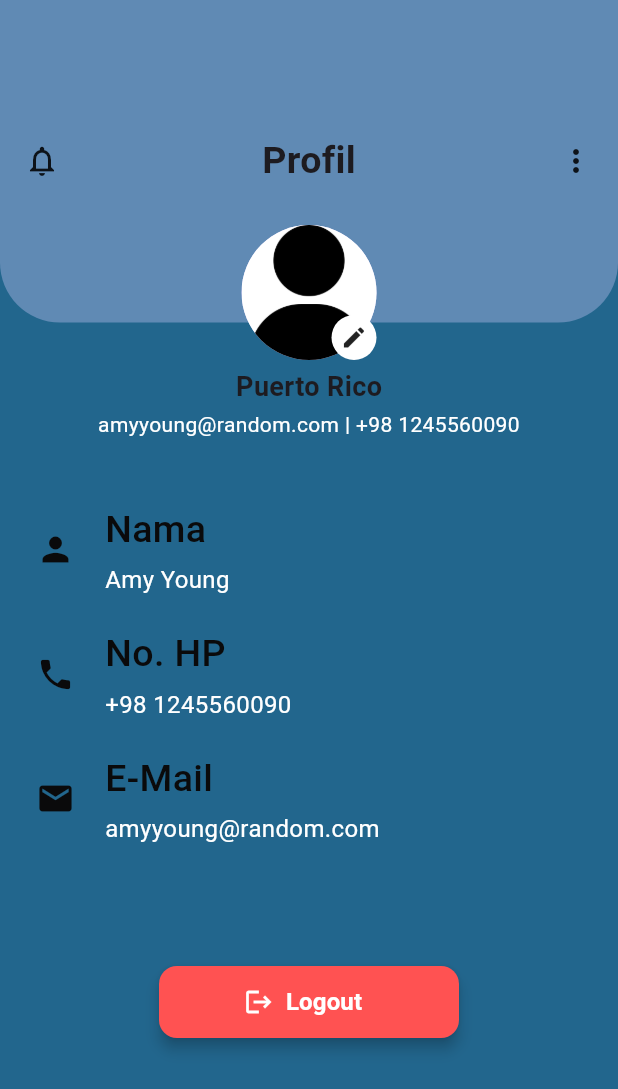
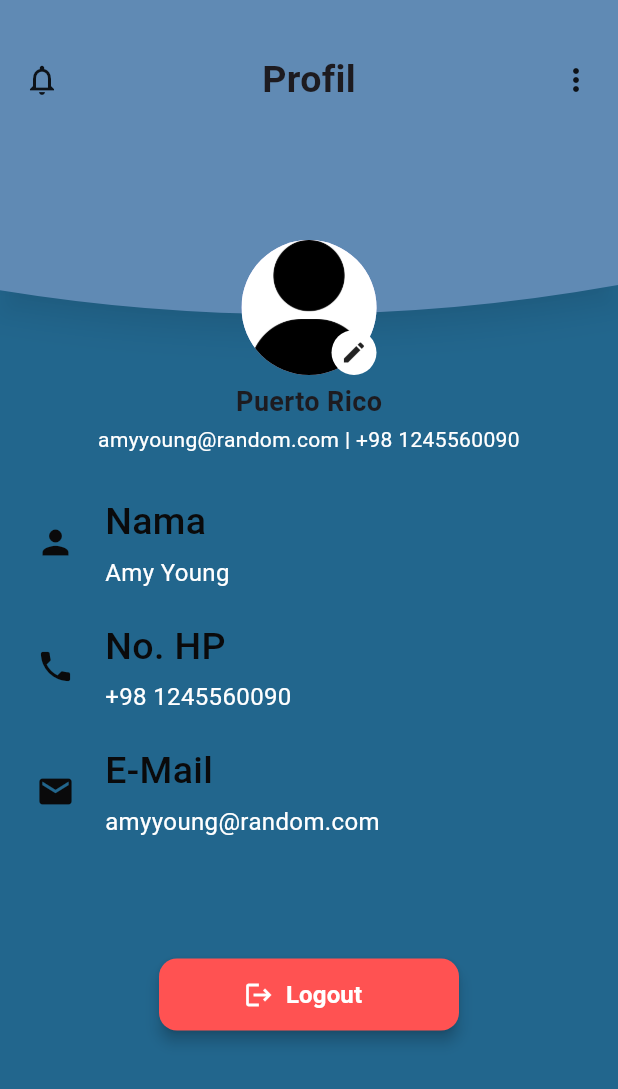
Before and after one commit to raiardia/Travel-Planner, a Flutter app: the ProfilePage screen opened directly, on a phone screen of 412 x 824 dp. Shown: the top 1089 px of the screen. Run offline on Flutter 3.47's test engine with Material 3 defaults, Android fonts, the light colour scheme and no system bars; our stand-ins replace image_picker.

Commit message:
update sedikit di halaman profil

```diff
--- a/Travel_Planner-main/lib/main.dart
+++ b/Travel_Planner-main/lib/main.dart
@@ -1,6 +1,5 @@
 import 'package:flutter/material.dart'; // Mengimpor library Material Design untuk membangun UI aplikasi Flutter.
 import 'login.dart'; // Mengimpor file `login.dart`, yang kemungkinan berisi implementasi halaman login.
-
 
 void main() {
   // Fungsi utama yang menjadi titik awal eksekusi aplikasi.
--- a/Travel_Planner-main/lib/profil.dart
+++ b/Travel_Planner-main/lib/profil.dart
@@ -1,6 +1,33 @@
 import 'dart:io';
 import 'package:flutter/material.dart';
 import 'package:image_picker/image_picker.dart';
+
+class SlightBottomCurveClipper extends CustomClipper<Path> {
+  @override
+  Path getClip(Size size) {
+    Path path = Path();
+
+    path.lineTo(0, size.height - 16.5);
+
+    final controlPoint = Offset(size.width / 2, size.height + 17);
+    final endPoint = Offset(size.width, size.height - 20);
+
+    path.quadraticBezierTo(
+      controlPoint.dx,
+      controlPoint.dy,
+      endPoint.dx,
+      endPoint.dy,
+    );
+
+    path.lineTo(size.width, 0);
+    path.close();
+
+    return path;
+  }
+
+  @override
+  bool shouldReclip(CustomClipper<Path> oldClipper) => false;
+}
 
 class ProfilePage extends StatefulWidget {
   const ProfilePage({super.key});
@@ -93,41 +120,49 @@ class _ProfilePageState extends State<ProfilePage> {
           Stack(
             clipBehavior: Clip.none,
             children: [
-              Container(
-                height: 215,
-                decoration: const BoxDecoration(
-                  color: const Color.fromARGB(255, 96, 138, 180),
-                  borderRadius: BorderRadius.only(
-                    bottomLeft: Radius.circular(40),
-                    bottomRight: Radius.circular(40),
-                  ),
-                ),
+              PhysicalShape(
+                clipper: SlightBottomCurveClipper(),
+                elevation: 8,
+                color: const Color.fromARGB(
+                  255,
+                  96,
+                  138,
+                  180,
+                ), // Warna Container
+                shadowColor: Colors.black38,
+                child: Container(
+                  height: 210,
                   padding: const EdgeInsets.symmetric(
                     horizontal: 16,
                     vertical: 20,
                   ),
                   child: Stack(
-                  alignment: Alignment.center,
                     children: [
-                    Row(
+                      Padding(
+                        padding: const EdgeInsets.symmetric(vertical: 15),
+                        child: Row(
                           mainAxisAlignment: MainAxisAlignment.spaceBetween,
                           children: const [
                             Icon(Icons.notifications_none),
-                        Icon(Icons.more_vert),
-                      ],
-                    ),
-                    const Text(
+
+                            Text(
                               'Profil',
                               style: TextStyle(
                                 fontSize: 25,
                                 fontWeight: FontWeight.bold,
                               ),
                             ),
+
+                            Icon(Icons.more_vert),
                           ],
                         ),
                       ),
+                    ],
+                  ),
+                ),
+              ),
               Positioned(
-                top: 150,
+                top: 160,
                 left: 0,
                 right: 0,
                 child: Column(
--- a/Travel_Planner-main/pubspec.yaml
+++ b/Travel_Planner-main/pubspec.yaml
@@ -10,8 +10,9 @@ dependencies:
   flutter:
     sdk: flutter
   intl: ^0.18.1
-  http: ^0.13.6
-  image_picker: ^1.0.4
+  http: 1.1.0
+  image_picker: ^1.1.2
+  graphql_flutter: ^5.2.0
 
 dev_dependencies:
   flutter_test:
```
Also changed, not shown: Travel_Planner-main/pubspec.lock, 3 other files. Lines whose indentation alone changed are shown as unchanged.
